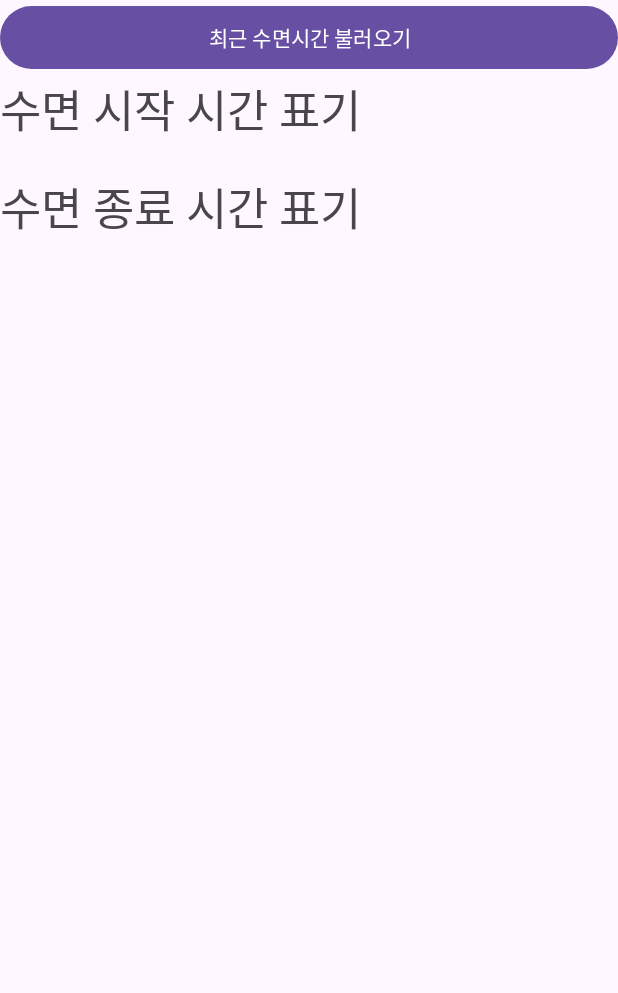
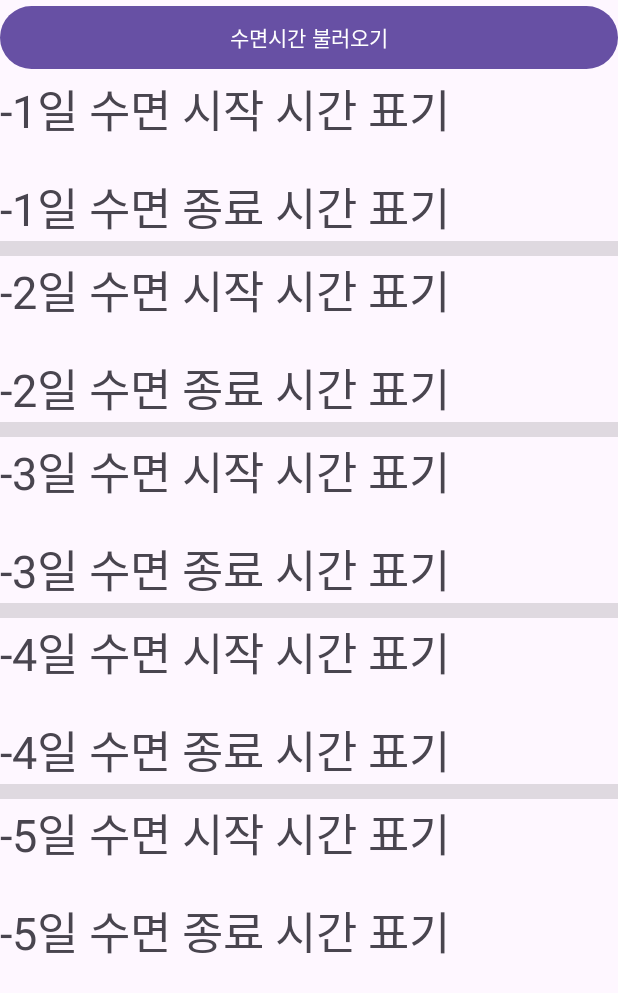
Before and after one commit to yuntaewoong/MobileWebServiceProject, an Android app: the screen it shows after launch (MainActivity), on a phone screen of 412 x 824 dp. Shown: the top 993 px of the screen. Run offline under Robolectric (Android 15) with nearby library versions, the phone set to English and light mode, and no system bars.

Commit message:
Final Project Finished

```diff
--- a/AndroidStudioProject(Client_System)/app/src/main/java/com/example/mobilewebserviceproject/MainActivity.java
+++ b/AndroidStudioProject(Client_System)/app/src/main/java/com/example/mobilewebserviceproject/MainActivity.java
@@ -31,16 +31,27 @@ public class MainActivity extends AppCompatActivity {
 
 
     String urlStr = "http://127.0.0.1:8000";
-    TextView text1;
-    TextView text2;
+    TextView[] startingText;
+    TextView[] endingText;
 
 
     @Override
     protected void onCreate(Bundle savedInstanceState) {
         super.onCreate(savedInstanceState);
         setContentView(R.layout.activity_main);
-        text1 = (TextView)findViewById(R.id.text1);
-        text2 = (TextView)findViewById(R.id.text2);
+        startingText = new TextView[5];
+        endingText = new TextView[5];
+        startingText[0] = (TextView)findViewById(R.id.text1);
+        endingText[0] = (TextView)findViewById(R.id.text2);
+        startingText[1] = (TextView)findViewById(R.id.text3);
+        endingText[1] = (TextView)findViewById(R.id.text4);
+        startingText[2] = (TextView)findViewById(R.id.text5);
+        endingText[2] = (TextView)findViewById(R.id.text6);
+        startingText[3] = (TextView)findViewById(R.id.text7);
+        endingText[3] = (TextView)findViewById(R.id.text8);
+        startingText[4] = (TextView)findViewById(R.id.text9);
+        endingText[4] = (TextView)findViewById(R.id.text10);
+
     }
     public void onClickForLoad(View v) {
         Log.d("Debug","Click");
@@ -66,7 +77,9 @@ public class MainActivity extends AppCompatActivity {
                                     break;
                                 }
                                 JSONObject jsonObject = new JSONObject(line);
-                                String receiveString = jsonObject.getString("data");
+                                for(int i = 0;i<5;i++)
+                                {
+                                    String receiveString = jsonObject.getString("data" + i);
                                     String resultString =
                                             "수면 시작 : "
                                                     + receiveString.substring(5,7)
@@ -78,7 +91,8 @@ public class MainActivity extends AppCompatActivity {
                                                     + receiveString.substring(14,16)
                                                     + "분";
 
-                                text1.setText(resultString);
+                                    startingText[i].setText(resultString);
+                                }
                             }
                             reader.close();
                         }
@@ -111,7 +125,9 @@ public class MainActivity extends AppCompatActivity {
                                     break;
                                 }
                                 JSONObject jsonObject = new JSONObject(line);
-                                String receiveString = jsonObject.getString("data");
+                                for(int i = 0;i<5;i++)
+                                {
+                                    String receiveString = jsonObject.getString("data" + i);
                                     String resultString =
                                             "수면 종료 : "
                                                     + receiveString.substring(5,7)
@@ -123,7 +139,8 @@ public class MainActivity extends AppCompatActivity {
                                                     + receiveString.substring(14,16)
                                                     + "분";
 
-                                text2.setText(resultString);
+                                    endingText[i].setText(resultString);
+                                }
                             }
                             reader.close();
                         }
--- a/AndroidStudioProject(Client_System)/app/src/main/res/layout/activity_main.xml
+++ b/AndroidStudioProject(Client_System)/app/src/main/res/layout/activity_main.xml
@@ -1,22 +1,23 @@
 <?xml version="1.0" encoding="utf-8"?>
 <LinearLayout xmlns:android="http://schemas.android.com/apk/res/android"
+    xmlns:app="http://schemas.android.com/apk/res-auto"
     xmlns:tools="http://schemas.android.com/tools"
     android:layout_width="match_parent"
     android:layout_height="match_parent"
     android:orientation="vertical"
     tools:context=".MainActivity">
+
     <Button
+        android:id="@+id/btn_load"
         android:layout_width="match_parent"
         android:layout_height="50dp"
-        android:id="@+id/btn_load"
-        android:text="최근 수면시간 불러오기"
         android:onClick="onClickForLoad"
-        />
+        android:text="수면시간 불러오기" />
     <TextView
         android:id="@+id/text1"
         android:layout_width="match_parent"
         android:layout_height="wrap_content"
-        android:text="수면 시작 시간 표기"
+        android:text="-1일 수면 시작 시간 표기"
         android:textSize="30sp"/>
 
     <TextView
@@ -24,6 +25,91 @@
         android:layout_width="match_parent"
         android:layout_height="wrap_content"
         android:layout_marginTop="20dp"
-        android:text="수면 종료 시간 표기"
+        android:text="-1일 수면 종료 시간 표기"
+        android:textSize="30sp" />
+
+    <View
+        android:id="@+id/divider"
+        android:layout_width="match_parent"
+        android:layout_height="10dp"
+        android:background="?android:attr/listDivider" />
+
+    <TextView
+        android:id="@+id/text3"
+        android:layout_width="match_parent"
+        android:layout_height="wrap_content"
+        android:text="-2일 수면 시작 시간 표기"
+        android:textSize="30sp" />
+
+    <TextView
+        android:id="@+id/text4"
+        android:layout_width="match_parent"
+        android:layout_height="wrap_content"
+        android:layout_marginTop="20dp"
+        android:text="-2일 수면 종료 시간 표기"
         android:textSize="30sp"/>
+
+    <View
+        android:id="@+id/divider2"
+        android:layout_width="match_parent"
+        android:layout_height="10dp"
+        android:background="?android:attr/listDivider" />
+
+    <TextView
+        android:id="@+id/text5"
+        android:layout_width="match_parent"
+        android:layout_height="wrap_content"
+        android:text="-3일 수면 시작 시간 표기"
+        android:textSize="30sp"/>
+
+    <TextView
+        android:id="@+id/text6"
+        android:layout_width="match_parent"
+        android:layout_height="wrap_content"
+        android:layout_marginTop="20dp"
+        android:text="-3일 수면 종료 시간 표기"
+        android:textSize="30sp"/>
+
+    <View
+        android:id="@+id/divider3"
+        android:layout_width="match_parent"
+        android:layout_height="10dp"
+        android:background="?android:attr/listDivider" />
+
+    <TextView
+        android:id="@+id/text7"
+        android:layout_width="match_parent"
+        android:layout_height="wrap_content"
+        android:text="-4일 수면 시작 시간 표기"
+        android:textSize="30sp"/>
+
+    <TextView
+        android:id="@+id/text8"
+        android:layout_width="match_parent"
+        android:layout_height="wrap_content"
+        android:layout_marginTop="20dp"
+        android:text="-4일 수면 종료 시간 표기"
+        android:textSize="30sp"/>
+
+    <View
+        android:id="@+id/divider4"
+        android:layout_width="match_parent"
+        android:layout_height="10dp"
+        android:background="?android:attr/listDivider" />
+
+    <TextView
+        android:id="@+id/text9"
+        android:layout_width="match_parent"
+        android:layout_height="wrap_content"
+        android:text="-5일 수면 시작 시간 표기"
+        android:textSize="30sp"/>
+
+    <TextView
+        android:id="@+id/text10"
+        android:layout_width="match_parent"
+        android:layout_height="wrap_content"
+        android:layout_marginTop="20dp"
+        android:text="-5일 수면 종료 시간 표기"
+        android:textSize="30sp"/>
+
 </LinearLayout>
```
Also changed, not shown: 1 other file. Lines whose indentation alone changed are shown as unchanged.
